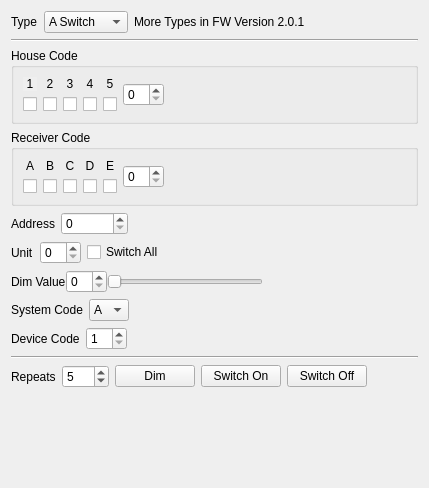
Old version of the form src/brickv/plugin_system/plugins/remote_switch/ui/remote_switch.ui in the repository Tinkerforge/brickv.
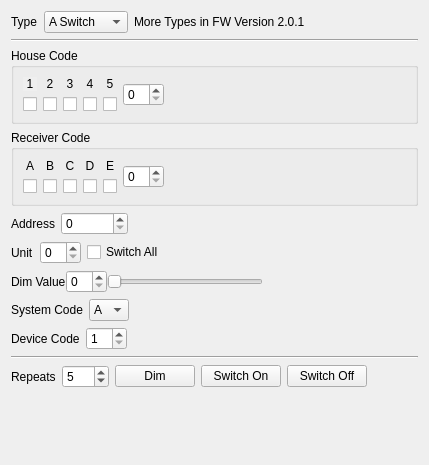
New version of the form.

Commit message: Set size hint height for bottom most spacer items to 0

Patch:
```diff
--- a/src/brickv/plugin_system/plugins/remote_switch/ui/remote_switch.ui
+++ b/src/brickv/plugin_system/plugins/remote_switch/ui/remote_switch.ui
@@ -7,7 +7,7 @@
     <x>0</x>
     <y>0</y>
     <width>429</width>
-    <height>488</height>
+    <height>465</height>
    </rect>
   </property>
   <property name="windowTitle">
@@ -747,7 +747,7 @@
      <property name="sizeHint" stdset="0">
       <size>
        <width>20</width>
-       <height>40</height>
+       <height>0</height>
       </size>
      </property>
     </spacer>
```
The commit also changes 16 other files.
